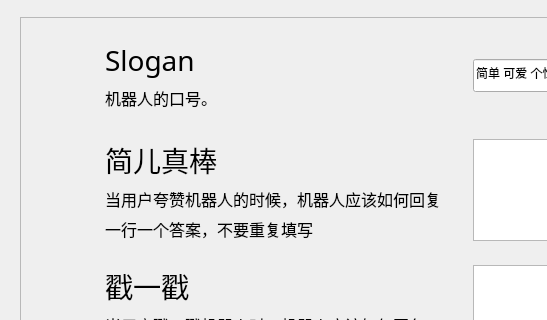
Old version of the form UI/JianerSetupOthers.ui in the repository MacroSTAR-MS/Lunar_Bot; both pictures show x 0 to 547 and y 181 to 501 of the 884 by 645 pixel window.
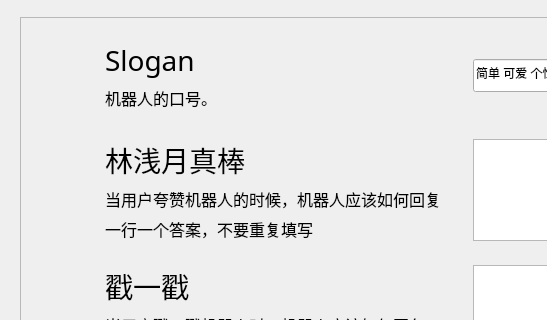
New version of the form. Custom widgets are drawn as their Qt base class.

```diff
--- a/UI/JianerSetupOthers.ui
+++ b/UI/JianerSetupOthers.ui
@@ -219,7 +219,7 @@
                      </font>
                     </property>
                     <property name="text">
-                     <string>简儿真棒</string>
+                     <string>林浅月真棒</string>
                     </property>
                    </widget>
                   </item>
```
Left out of the diff: 3 changed lines with no effect on the pictures.
